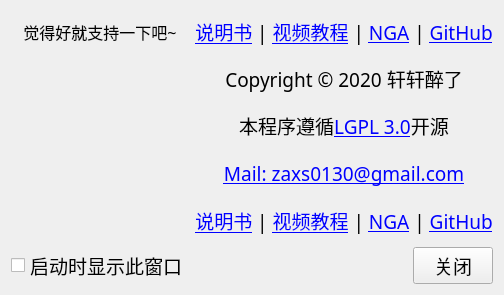
The window that CodeX/AboutDialog.ui (xxzl0130/CodeX) describes before a commit, drawn with Qt 5.
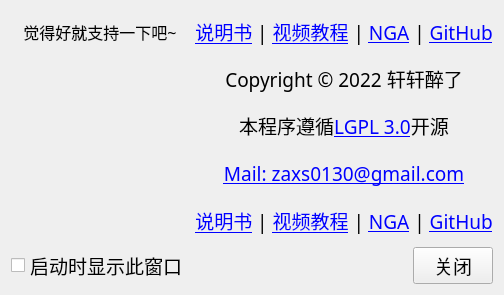
The same window after the commit. Icons and pictures are not drawn.

```diff
--- a/CodeX/AboutDialog.ui
+++ b/CodeX/AboutDialog.ui
@@ -45,7 +45,7 @@
    <item row="1" column="1">
     <widget class="QLabel" name="copyrightLabel">
      <property name="text">
-      <string>Copyright © 2020 轩轩醉了</string>
+      <string>Copyright © 2022 轩轩醉了</string>
      </property>
      <property name="alignment">
       <set>Qt::AlignCenter</set>
```
